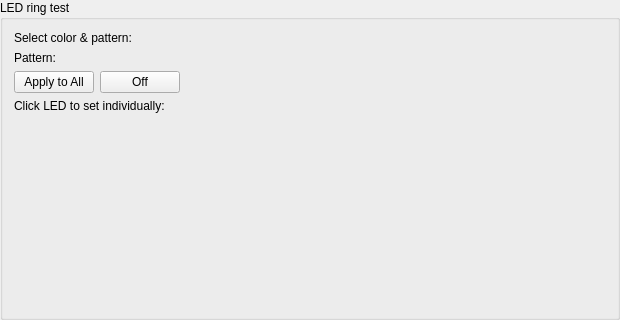
Before: the Qt Designer form src/gui/ui/led_ring_tester.ui in techandpeople/SoftEdIBO, drawn with Qt 5.
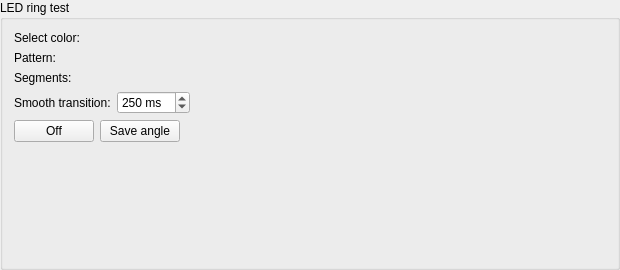
After: the same form once the commit is applied.

```diff
--- a/src/gui/ui/led_ring_tester.ui
+++ b/src/gui/ui/led_ring_tester.ui
@@ -3,7 +3,7 @@
  <class>LedRingTester</class>
  <widget class="QGroupBox" name="LedRingTester">
   <property name="geometry">
-   <rect><x>0</x><y>0</y><width>620</width><height>320</height></rect>
+   <rect><x>0</x><y>0</y><width>620</width><height>270</height></rect>
   </property>
   <property name="title"><string>LED ring test</string></property>
   <property name="whatsThis"><string>Drives the WS2812 LED ring on a node_direct board. Pick a colour and pattern and apply it to all LEDs, or click an individual LED in the ring to set it. Use it to verify the ring wiring and brightness.</string></property>
@@ -17,7 +17,7 @@
       <property name="bottomMargin"><number>0</number></property>
       <item>
        <widget class="QLabel" name="select_label">
-        <property name="text"><string>Select color &amp; pattern:</string></property>
+        <property name="text"><string>Select color:</string></property>
        </widget>
       </item>
       <item>
@@ -31,20 +31,53 @@
       <item>
        <layout class="QHBoxLayout" name="pattern_row"/>
       </item>
+      <item>
+       <widget class="QLabel" name="segment_label">
+        <property name="text"><string>Segments:</string></property>
+       </widget>
+      </item>
+      <item>
+       <layout class="QHBoxLayout" name="segment_row"/>
+      </item>
+      <item>
+       <layout class="QHBoxLayout" name="transition_row">
+        <item>
+         <widget class="QLabel" name="transition_label">
+          <property name="text"><string>Smooth transition:</string></property>
+         </widget>
+        </item>
+        <item>
+         <widget class="QSpinBox" name="fade_spin">
+          <property name="whatsThis"><string>How long each LED change cross-fades, in milliseconds. 0 snaps instantly; higher values fade more gently. Applies to every colour/pattern change sent from this panel.</string></property>
+          <property name="suffix"><string> ms</string></property>
+          <property name="minimum"><number>0</number></property>
+          <property name="maximum"><number>5000</number></property>
+          <property name="singleStep"><number>50</number></property>
+          <property name="value"><number>250</number></property>
+         </widget>
+        </item>
+        <item>
+         <spacer name="transition_spacer">
+          <property name="orientation"><enum>Qt::Horizontal</enum></property>
+          <property name="sizeHint" stdset="0"><size><width>40</width><height>20</height></size></property>
+         </spacer>
+        </item>
+       </layout>
+      </item>
       <item>
        <layout class="QHBoxLayout" name="control_row">
-        <item>
-         <widget class="QPushButton" name="all_btn">
-          <property name="whatsThis"><string>Set every LED in the ring to the selected colour and pattern.</string></property>
-          <property name="text"><string>Apply to All</string></property>
-         </widget>
-        </item>
         <item>
          <widget class="QPushButton" name="off_btn">
           <property name="whatsThis"><string>Turn the whole ring off.</string></property>
           <property name="text"><string>Off</string></property>
          </widget>
         </item>
+        <item>
+         <widget class="QPushButton" name="save_angle_btn">
+          <property name="whatsThis"><string>Save the current handle angle as this ring's mounting orientation. It is stored with the skin and applied to every animation (test panel and activities) so a physically-rotated ring always shows the right orientation.</string></property>
+          <property name="text"><string>Save angle</string></property>
+         </widget>
+        </item>
         <item>
          <spacer name="control_spacer">
           <property name="orientation"><enum>Qt::Horizontal</enum></property>
@@ -53,15 +86,10 @@
         </item>
        </layout>
       </item>
-      <item>
-       <widget class="QLabel" name="click_label">
-        <property name="text"><string>Click LED to set individually:</string></property>
-       </widget>
-      </item>
       <item>
        <spacer name="left_spacer">
         <property name="orientation"><enum>Qt::Vertical</enum></property>
-        <property name="sizeHint" stdset="0"><size><width>20</width><height>40</height></size></property>
+        <property name="sizeHint" stdset="0"><size><width>20</width><height>6</height></size></property>
        </spacer>
       </item>
      </layout>
```
Left out of the diff: 2 changed lines with no effect on the pictures.
